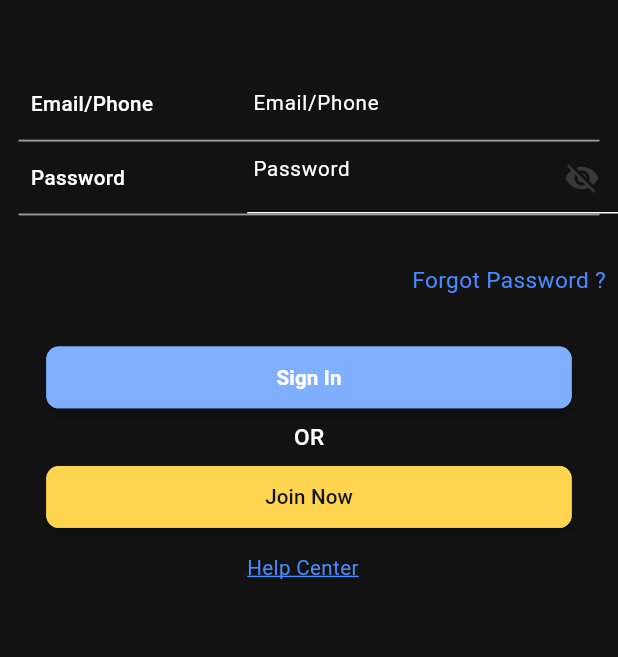
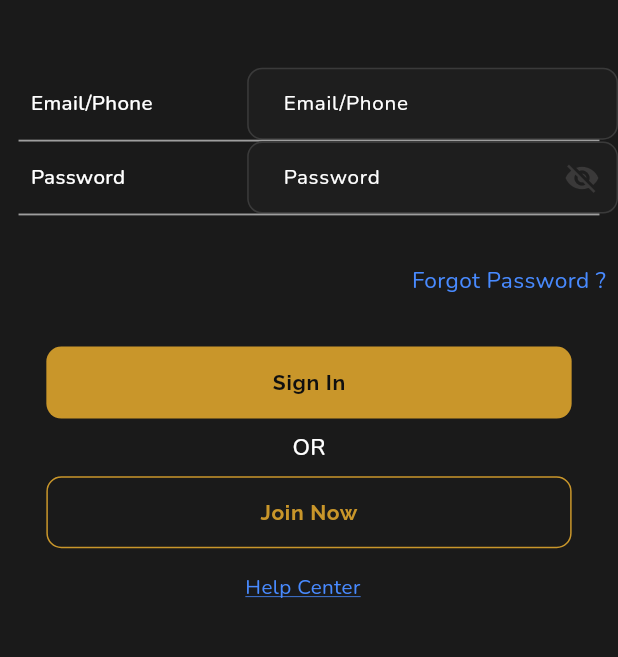
Before and after one commit to aviralJain22/CrewSupportApp, a Flutter app: the screen it shows after launch, on a phone screen of 412 x 824 dp, the part 402-1059 px from its top. Run offline on Flutter 3.47's test engine with Material 3 defaults, Android fonts, the phone set to English and light mode, and no system bars; our stand-ins replace badges, cached_network_image, chewie, expandable, file_picker, firebase_core and 28 more; missing offline and left inert: background_fetch, country_list_pick, image_gallery_saver_plus, sticky_grouped_list, tutorial_coach_mark; accounts and stored records are empty; generated files the repository leaves out were written again.

Commit message:
Merged branches

```diff
--- a/lib/app/app.dart
+++ b/lib/app/app.dart
@@ -1,4 +1,4 @@
-import 'package:crew_support/utils/AppColor.dart';
+import 'package:crew_support/theme/app_theme.dart';
 import 'package:flutter/material.dart';
 import 'package:flutter_easyloading/flutter_easyloading.dart';
 import 'package:get/get.dart';
@@ -15,10 +15,7 @@ class AppRoot extends StatelessWidget {
         return GetMaterialApp(
           debugShowCheckedModeBanner: false,
           title: 'Crew Support',
-          theme: ThemeData(
-                colorScheme: ColorScheme.fromSwatch()
-                    .copyWith(secondary: AppColor.secondaryColor1, brightness: Brightness.dark),
-                    ),
+          theme: AppThemeData.dark(),
           // 👇 this line makes all controllers from AppBindings available
           initialBinding: AppBindings(),
           initialRoute: AppRoutes.splash,
--- a/lib/features/auth/login_screen.dart
+++ b/lib/features/auth/login_screen.dart
@@ -1,5 +1,7 @@
+import 'package:crew_support/theme/app_theme.dart';
 import 'package:crew_support/utils/AppColor.dart';
 import 'package:crew_support/utils/sizer_v2_compat.dart';
+import 'package:crew_support/widgets/shared/app_button.dart';
 import 'package:flutter/material.dart';
 import 'package:flutter/services.dart';
 import 'package:get/get.dart';
@@ -15,7 +17,7 @@ class LoginScreen extends GetView<LoginController> {
   Widget build(BuildContext context) {
     var size = MediaQuery.of(context).size;
     return Scaffold(
-      backgroundColor: AppColor.bgColor2,
+      backgroundColor: AppColors.bg0,
       // appBar: AppBar(
       //   backgroundColor: Colors.transparent,
       //   leading: Visibility(
@@ -33,7 +35,7 @@ class LoginScreen extends GetView<LoginController> {
           scrollDirection: Axis.vertical,
           child:
               Container(
-            color: AppColor.bgColor1,
+            color: AppColors.bg1,
             height: size.height,
             width: size.width,
             child: Column(
@@ -41,7 +43,7 @@ class LoginScreen extends GetView<LoginController> {
               children: [
                 Container(
                   decoration: const BoxDecoration(
-                    color: AppColor.bgColor1,
+                    color: AppColors.bg1,
                   ),
                   height: size.height * 0.35,
                   width: size.width,
@@ -237,26 +239,15 @@ class LoginScreen extends GetView<LoginController> {
                       SizedBox(
                         height: 3.h,
                       ),
-                      SizedBox(
-                        width: 85.w,
-                        height: 5.0.h,
-                        child: Obx(() => MaterialButton(
-                              disabledColor: AppColor.btnColor2,
-                              disabledTextColor: AppColor.textColor1,
-                              textColor: AppColor.textColor1,
-                              color: AppColor.btnColor2,
-                              shape: RoundedRectangleBorder(
-                                  side: BorderSide(
-                                      color: AppColor.btnColor2, width: 0.6.w),
-                                  borderRadius: BorderRadius.circular(2.w)),
-                              onPressed: controller.loading.value ? null : controller.submit,
-                              child: controller.loading.value
-                                  ? const SizedBox(height: 18, width: 18, child: CircularProgressIndicator(strokeWidth: 2))
-                                  : Text(
-                                      "Sign In",
-                                      style: TextStyle(fontSize: 10.spV2, fontWeight: FontWeight.w700),
-                                    ),
-                            )),
+                      Padding(
+                        padding: EdgeInsets.symmetric(horizontal: 7.5.w),
+                        child: Obx(() => AppButton(
+                          label: 'Sign In',
+                          onPressed: controller.submit,
+                          loading: controller.loading.value,
+                          variant: AppButtonVariant.primary,
+                          expanded: true,
+                        )),
                       ),
 
                       Padding(
@@ -269,25 +260,13 @@ class LoginScreen extends GetView<LoginController> {
                               fontWeight: FontWeight.w500),
                         ),
                       ),
-                      SizedBox(
-                        width: 85.w,
-                        height: 5.0.h,
-                        child: MaterialButton(
-                          disabledColor: AppColor.goldenColor2,
-                          disabledTextColor: AppColor.blackColor,
-                          textColor: AppColor.blackColor,
-                          color: AppColor.goldenColor2,
-                          shape: RoundedRectangleBorder(
-                              side: BorderSide(
-                                  color: AppColor.goldenColor2, width: 0.6.w),
-                              borderRadius: BorderRadius.circular(2.w)),
+                      Padding(
+                        padding: EdgeInsets.symmetric(horizontal: 7.5.w),
+                        child: AppButton(
+                          label: 'Join Now',
                           onPressed: () => Get.toNamed(AppRoutes.register),
-                          child: Text(
-                            "Join Now",
-                            style: TextStyle(
-                              fontSize: 10.spV2, /*fontWeight: FontWeight.w700*/
-                            ),
-                          ),
+                          variant: AppButtonVariant.secondary,
+                          expanded: true,
                         ),
                       ),
                       SizedBox(
```
Also changed, not shown: lib/app/theme.dart (deleted, +0 -101 lines), lib/features/home/home_screen.dart (+11 -27 lines).
